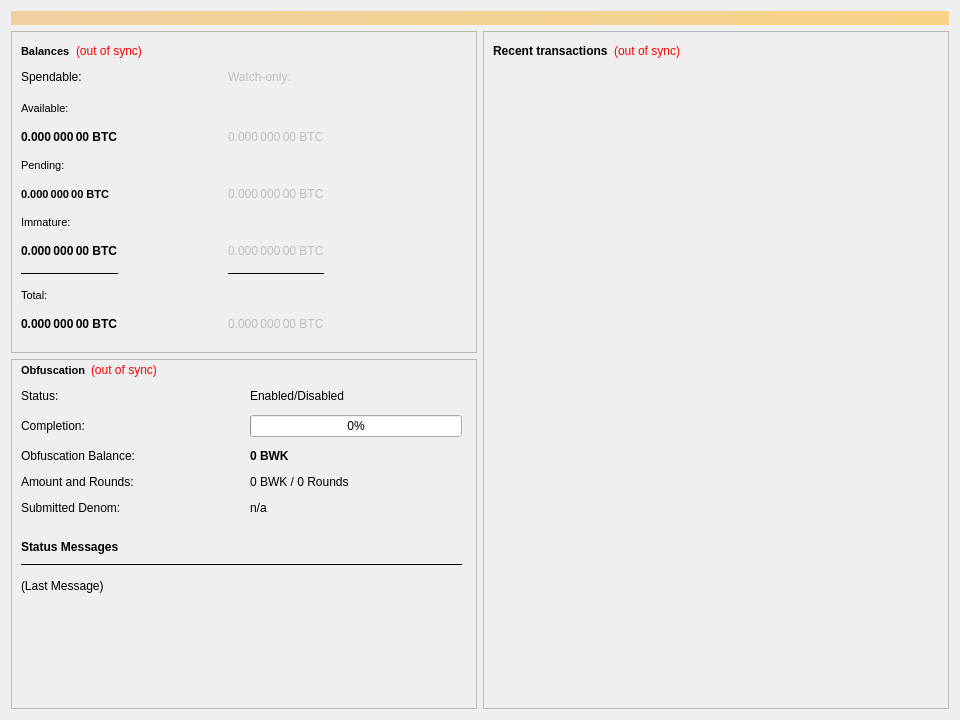
SHTDJ/Bulwark, file src/qt/forms/overviewpage.ui: the form before one commit.
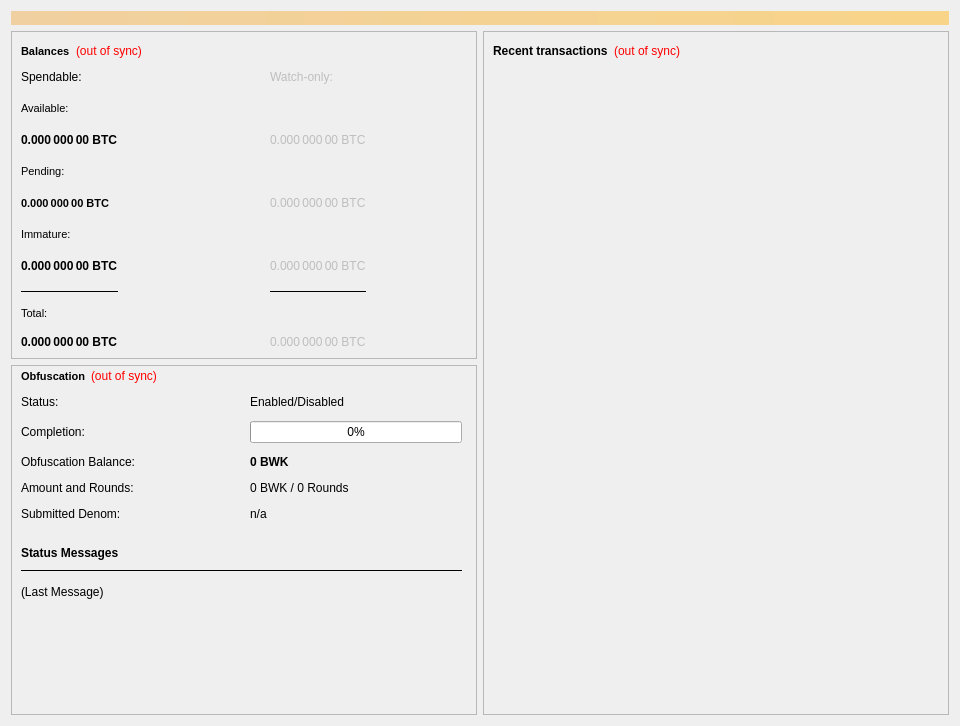
The form after the commit. Custom widgets are drawn as their Qt base class.

Commit message: maybe like this

Patch:
```diff
--- a/src/qt/forms/overviewpage.ui
+++ b/src/qt/forms/overviewpage.ui
@@ -477,17 +477,43 @@
               </property>
              </spacer>
             </item>
-            <item row="0" column="1">
+            <item row="2" column="1">
              <spacer name="horizontalSpacer_10">
               <property name="orientation">
                <enum>Qt::Horizontal</enum>
               </property>
               <property name="sizeType">
-               <enum>QSizePolicy::Fixed</enum>
+               <enum>QSizePolicy::Expanding</enum>
               </property>
               <property name="sizeHint" stdset="0">
                <size>
-                <width>10</width>
+                <width>0</width>
+                <height>20</height>
+               </size>
+              </property>
+             </spacer>
+            </item>
+            <item row="4" column="1">
+             <spacer name="horizontalSpacer_11">
+              <property name="orientation">
+               <enum>Qt::Horizontal</enum>
+              </property>
+              <property name="sizeHint" stdset="0">
+               <size>
+                <width>0</width>
+                <height>20</height>
+               </size>
+              </property>
+             </spacer>
+            </item>
+            <item row="6" column="1">
+             <spacer name="horizontalSpacer_12">
+              <property name="orientation">
+               <enum>Qt::Horizontal</enum>
+              </property>
+              <property name="sizeHint" stdset="0">
+               <size>
+                <width>0</width>
                 <height>20</height>
                </size>
               </property>
```
